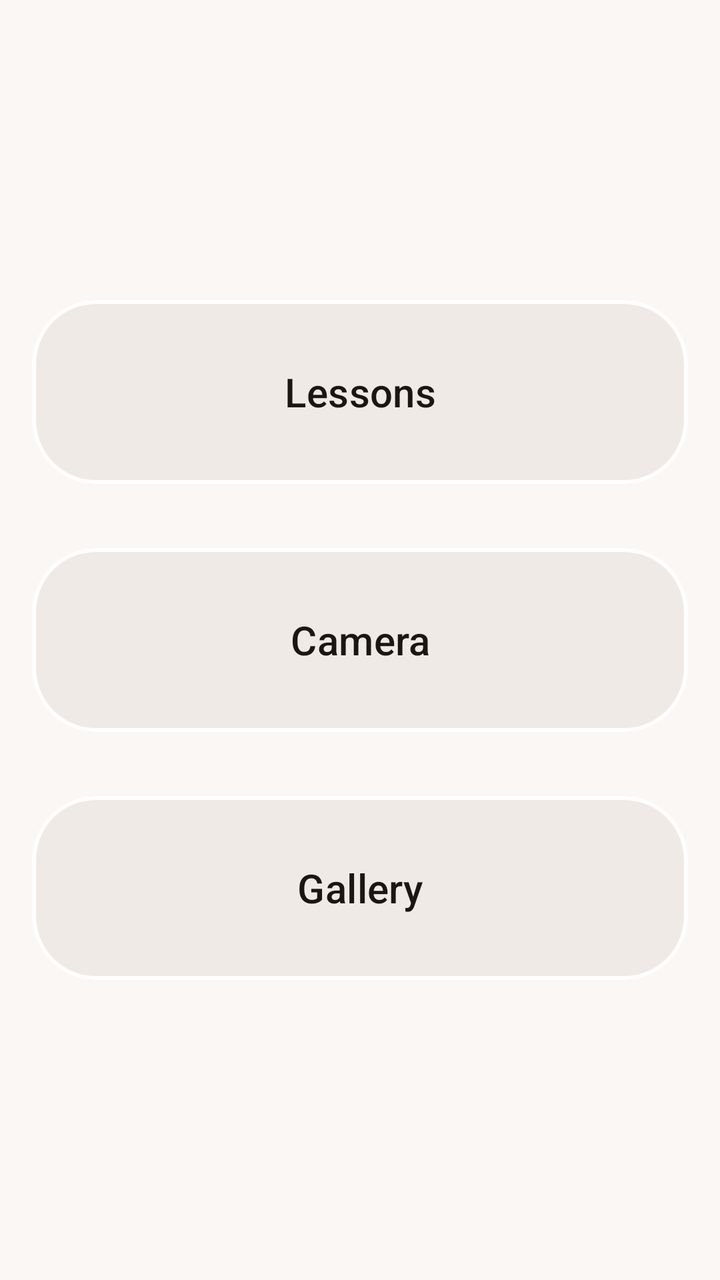
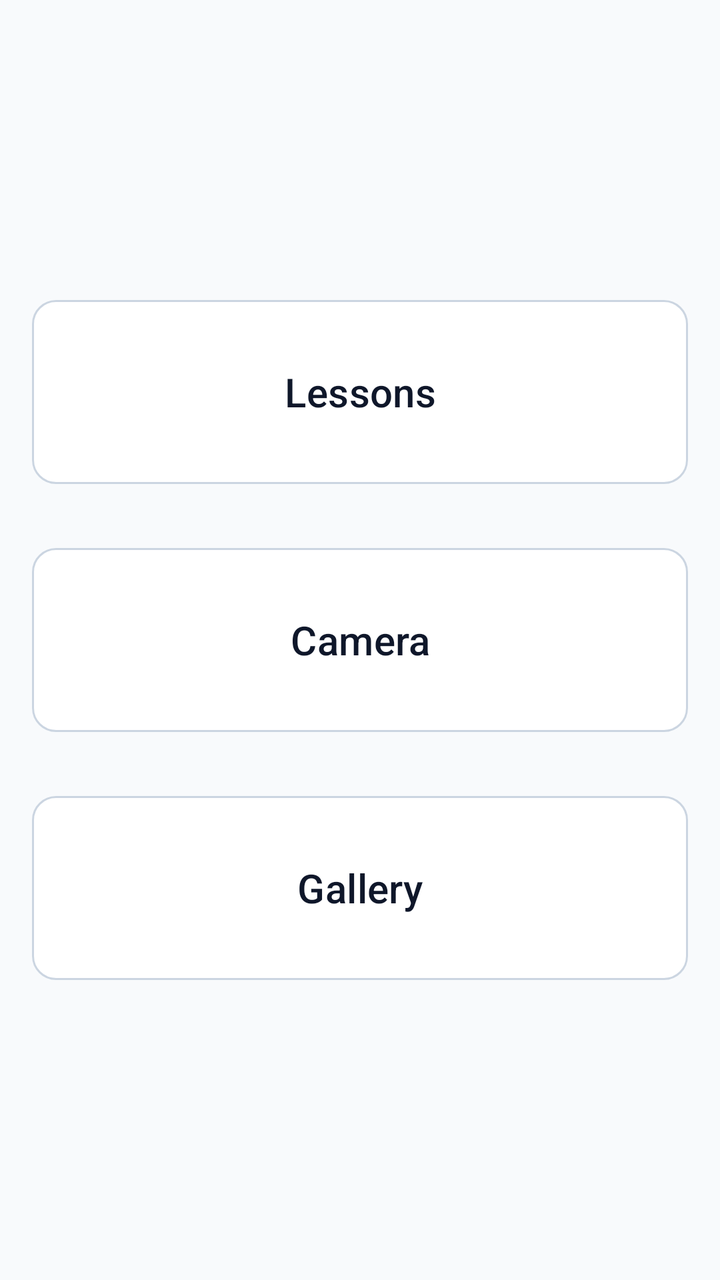

Compare the two renders of this Android layout. The source of the first and the diff that turns it into the second are given below.
<!-- AndroidManifest.xml: application theme Theme.ASLTranslator -->
<!-- res/layout/fragment_home.xml -->
<?xml version="1.0" encoding="utf-8"?>
<androidx.constraintlayout.widget.ConstraintLayout xmlns:android="http://schemas.android.com/apk/res/android"
    xmlns:app="http://schemas.android.com/apk/res-auto"
    xmlns:tools="http://schemas.android.com/tools"
    android:layout_width="match_parent"
    android:layout_height="match_parent"
    tools:context=".HomeFragment">

    <LinearLayout
        android:layout_width="match_parent"
        android:layout_height="wrap_content"
        android:orientation="vertical"
        android:gravity="center"
        app:layout_constraintBottom_toBottomOf="parent"
        app:layout_constraintEnd_toEndOf="parent"
        app:layout_constraintStart_toStartOf="parent"
        app:layout_constraintTop_toTopOf="parent">

        <com.google.android.material.button.MaterialButton
            android:id="@+id/btn_lessons"
            android:layout_width="match_parent"
            android:layout_height="100dp"
            android:layout_marginHorizontal="16dp"
            android:layout_marginVertical="12dp"
            android:text="@string/lessons_button"
            android:textColor="?attr/colorOnSurface"
            android:textSize="20sp"
            app:backgroundTint="?attr/colorSurface"
            app:cornerRadius="@dimen/button_corner_radius"
            app:strokeWidth="@dimen/button_stroke_width"
            app:strokeColor="@color/white"/>

        <com.google.android.material.button.MaterialButton
            android:id="@+id/btn_camera"
            android:layout_width="match_parent"
            android:layout_height="100dp"
            android:layout_marginHorizontal="16dp"
            android:layout_marginVertical="12dp"
            android:text="@string/camera_button"
            android:textColor="?attr/colorOnSurface"
            android:textSize="20sp"
            app:backgroundTint="?attr/colorSurface"
            app:cornerRadius="@dimen/button_corner_radius"
            app:strokeWidth="@dimen/button_stroke_width"
            app:strokeColor="@color/white"/>

        <com.google.android.material.button.MaterialButton
            android:id="@+id/btn_gallery"
            android:layout_width="match_parent"
            android:layout_height="100dp"
            android:layout_marginHorizontal="16dp"
            android:layout_marginVertical="12dp"
            android:text="@string/gallery_button"
            android:textColor="?attr/colorOnSurface"
            android:textSize="20sp"
            app:backgroundTint="?attr/colorSurface"
            app:cornerRadius="@dimen/button_corner_radius"
            app:strokeWidth="@dimen/button_stroke_width"
            app:strokeColor="@color/white"/>

    </LinearLayout>

</androidx.constraintlayout.widget.ConstraintLayout>
<!-- resources referenced by this layout -->
<resources>
  <color name="white">#FFFFFFFF</color>
  <dimen name="button_corner_radius">32dp</dimen>
  <dimen name="button_stroke_width">2dp</dimen>
  <string name="camera_button">Camera</string>
  <string name="gallery_button">Gallery</string>
  <string name="lessons_button">Lessons</string>
  <style name="Theme.ASLTranslator" parent="Base.Theme.ASLTranslator" />
  <style name="Base.Theme.ASLTranslator" parent="Theme.Material3.DayNight.NoActionBar">
          <item name="colorPrimary">@color/pink</item>
          <item name="colorOnPrimary">@color/white</item>
          <item name="android:colorBackground">@color/brown_bg</item>
          <item name="android:windowBackground">@color/brown_bg</item>
          <item name="colorSurface">@color/light_brown</item>
          <item name="colorOnSurface">@color/very_dark_brown</item>
          <item name="colorOnBackground">@color/very_dark_brown</item>
      </style>
  <color name="pink">#F29285</color>
  <color name="brown_bg">#FAF7F5</color>
  <color name="light_brown">#F0EAE6</color>
  <color name="very_dark_brown">#1A1614</color>
</resources>

<!-- the commit's change to res/layout/fragment_home.xml (unified diff, before → after) -->
@@ -4,6 +4,7 @@
     xmlns:tools="http://schemas.android.com/tools"
     android:layout_width="match_parent"
     android:layout_height="match_parent"
+    android:background="?attr/android:colorBackground"
     tools:context=".HomeFragment">
 
     <LinearLayout
@@ -28,7 +29,7 @@
             app:backgroundTint="?attr/colorSurface"
             app:cornerRadius="@dimen/button_corner_radius"
             app:strokeWidth="@dimen/button_stroke_width"
-            app:strokeColor="@color/white"/>
+            app:strokeColor="?attr/colorOutline"/>
 
         <com.google.android.material.button.MaterialButton
             android:id="@+id/btn_camera"
@@ -42,7 +43,7 @@
             app:backgroundTint="?attr/colorSurface"
             app:cornerRadius="@dimen/button_corner_radius"
             app:strokeWidth="@dimen/button_stroke_width"
-            app:strokeColor="@color/white"/>
+            app:strokeColor="?attr/colorOutline"/>
 
         <com.google.android.material.button.MaterialButton
             android:id="@+id/btn_gallery"
@@ -56,7 +57,7 @@
             app:backgroundTint="?attr/colorSurface"
             app:cornerRadius="@dimen/button_corner_radius"
             app:strokeWidth="@dimen/button_stroke_width"
-            app:strokeColor="@color/white"/>
+            app:strokeColor="?attr/colorOutline"/>
 
     </LinearLayout>
 
<!-- resource entries referenced after the edit -->
@@ -1,24 +1,25 @@
 <!-- resources referenced by this layout -->
 <resources>
   <color name="white">#FFFFFFFF</color>
-  <dimen name="button_corner_radius">32dp</dimen>
-  <dimen name="button_stroke_width">2dp</dimen>
+  <color name="bg_light">#F8FAFC</color>
+  <color name="surface_light">#FFFFFF</color>
+  <color name="text_light">#0F172A</color>
+  <dimen name="button_corner_radius">12dp</dimen>
+  <dimen name="button_stroke_width">1dp</dimen>
   <string name="camera_button">Camera</string>
   <string name="gallery_button">Gallery</string>
   <string name="lessons_button">Lessons</string>
   <style name="Theme.ASLTranslator" parent="Base.Theme.ASLTranslator" />
   <style name="Base.Theme.ASLTranslator" parent="Theme.Material3.DayNight.NoActionBar">
-          <item name="colorPrimary">@color/pink</item>
+          <item name="colorPrimary">@color/accent</item>
           <item name="colorOnPrimary">@color/white</item>
-          <item name="android:colorBackground">@color/brown_bg</item>
-          <item name="android:windowBackground">@color/brown_bg</item>
-          <item name="colorSurface">@color/light_brown</item>
-          <item name="colorOnSurface">@color/very_dark_brown</item>
-          <item name="colorOnBackground">@color/very_dark_brown</item>
+          <item name="android:colorBackground">@color/bg_light</item>
+          <item name="android:windowBackground">@color/bg_light</item>
+          <item name="colorSurface">@color/surface_light</item>
+          <item name="colorOnSurface">@color/text_light</item>
+          <item name="colorOnBackground">@color/text_light</item>
+          <item name="colorOutline">#CBD5E1</item>
       </style>
-  <color name="pink">#F29285</color>
-  <color name="brown_bg">#FAF7F5</color>
-  <color name="light_brown">#F0EAE6</color>
-  <color name="very_dark_brown">#1A1614</color>
+  <color name="accent">#3B82F6</color>
 </resources>
 
